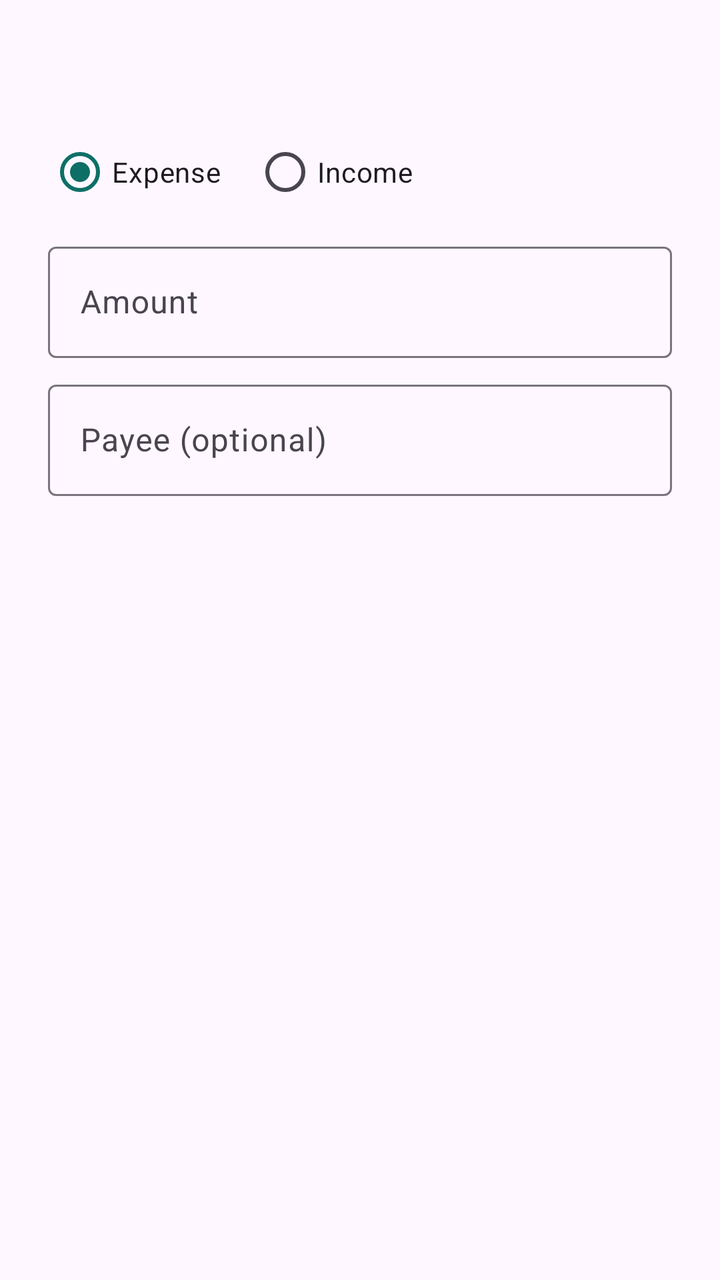
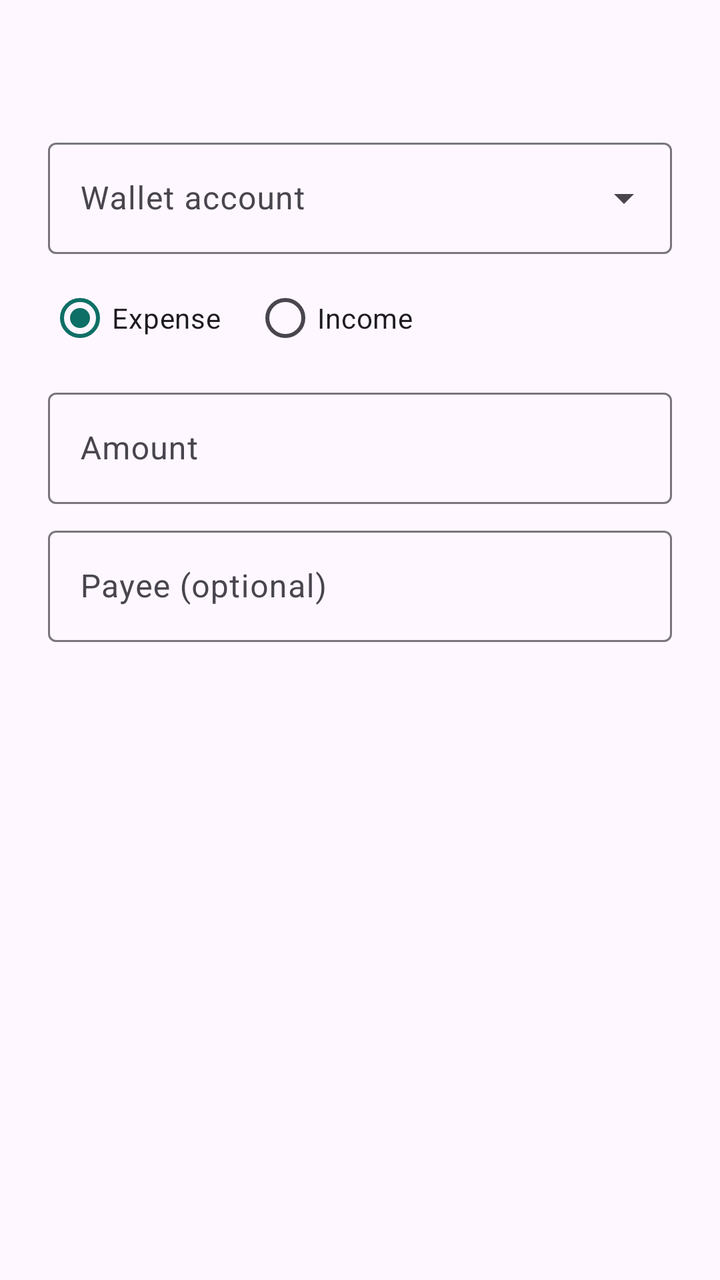

Before-and-after screenshots of an Android layout around one commit, followed by the original layout XML and the change that was made.
<!-- AndroidManifest.xml: application theme Theme.BankSync -->
<!-- res/layout/dialog_fix.xml -->
<?xml version="1.0" encoding="utf-8"?>
<LinearLayout xmlns:android="http://schemas.android.com/apk/res/android"
    xmlns:app="http://schemas.android.com/apk/res-auto"
    android:layout_width="match_parent"
    android:layout_height="wrap_content"
    android:orientation="vertical"
    android:paddingStart="24dp"
    android:paddingTop="8dp"
    android:paddingEnd="24dp">

    <TextView
        android:id="@+id/fixOriginal"
        android:layout_width="match_parent"
        android:layout_height="wrap_content"
        android:textAppearance="?attr/textAppearanceBodyMedium"
        android:textColor="?attr/colorOnSurfaceVariant" />

    <TextView
        android:id="@+id/fixReason"
        android:layout_width="match_parent"
        android:layout_height="wrap_content"
        android:layout_marginTop="8dp"
        android:textAppearance="?attr/textAppearanceBodyMedium" />

    <RadioGroup
        android:id="@+id/fixKind"
        android:layout_width="match_parent"
        android:layout_height="wrap_content"
        android:layout_marginTop="8dp"
        android:orientation="horizontal">

        <RadioButton
            android:id="@+id/fixExpense"
            android:layout_width="wrap_content"
            android:layout_height="wrap_content"
            android:checked="true"
            android:text="Expense" />

        <RadioButton
            android:id="@+id/fixIncome"
            android:layout_width="wrap_content"
            android:layout_height="wrap_content"
            android:layout_marginStart="16dp"
            android:text="Income" />
    </RadioGroup>

    <com.google.android.material.textfield.TextInputLayout
        style="@style/Widget.Material3.TextInputLayout.OutlinedBox"
        android:layout_width="match_parent"
        android:layout_height="wrap_content"
        android:layout_marginTop="8dp"
        android:hint="Amount">

        <com.google.android.material.textfield.TextInputEditText
            android:id="@+id/fixAmount"
            android:layout_width="match_parent"
            android:layout_height="wrap_content"
            android:inputType="numberDecimal" />
    </com.google.android.material.textfield.TextInputLayout>

    <com.google.android.material.textfield.TextInputLayout
        style="@style/Widget.Material3.TextInputLayout.OutlinedBox"
        android:layout_width="match_parent"
        android:layout_height="wrap_content"
        android:layout_marginTop="8dp"
        android:hint="Payee (optional)">

        <com.google.android.material.textfield.TextInputEditText
            android:id="@+id/fixPayee"
            android:layout_width="match_parent"
            android:layout_height="wrap_content"
            android:inputType="textCapWords" />
    </com.google.android.material.textfield.TextInputLayout>
</LinearLayout>
<!-- resources referenced by this layout -->
<resources>
  <style name="Theme.BankSync" parent="Theme.Material3.DayNight.NoActionBar">
          <item name="colorPrimary">#0E6F66</item>
          <item name="colorOnPrimary">#FFFFFF</item>
          <item name="colorPrimaryContainer">#74F8E5</item>
          <item name="colorOnPrimaryContainer">#00201C</item>
          <item name="colorSecondaryContainer">#CCE8E2</item>
          <item name="colorOnSecondaryContainer">#05201C</item>
          <item name="android:statusBarColor">@android:color/transparent</item>
          <item name="android:navigationBarColor">@android:color/transparent</item>
          <item name="android:windowLightStatusBar">true</item>
      </style>
</resources>

<!-- the commit's change to res/layout/dialog_fix.xml (unified diff, before → after) -->
@@ -22,6 +22,20 @@
         android:layout_marginTop="8dp"
         android:textAppearance="?attr/textAppearanceBodyMedium" />
 
+    <com.google.android.material.textfield.TextInputLayout
+        style="@style/Widget.Material3.TextInputLayout.OutlinedBox.ExposedDropdownMenu"
+        android:layout_width="match_parent"
+        android:layout_height="wrap_content"
+        android:layout_marginTop="12dp"
+        android:hint="Wallet account">
+
+        <com.google.android.material.textfield.MaterialAutoCompleteTextView
+            android:id="@+id/fixAccount"
+            android:layout_width="match_parent"
+            android:layout_height="wrap_content"
+            android:inputType="none" />
+    </com.google.android.material.textfield.TextInputLayout>
+
     <RadioGroup
         android:id="@+id/fixKind"
         android:layout_width="match_parent"
@@ -45,6 +59,7 @@
     </RadioGroup>
 
     <com.google.android.material.textfield.TextInputLayout
+        android:id="@+id/fixAmountLayout"
         style="@style/Widget.Material3.TextInputLayout.OutlinedBox"
         android:layout_width="match_parent"
         android:layout_height="wrap_content"
